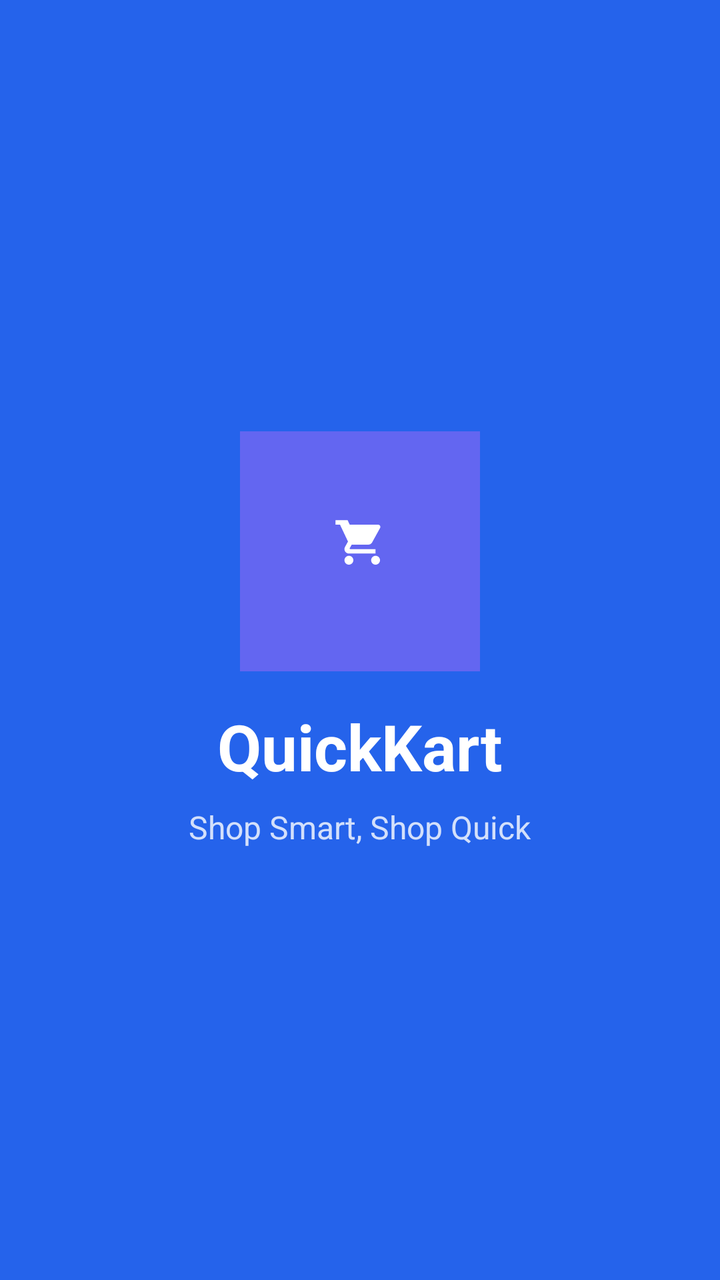
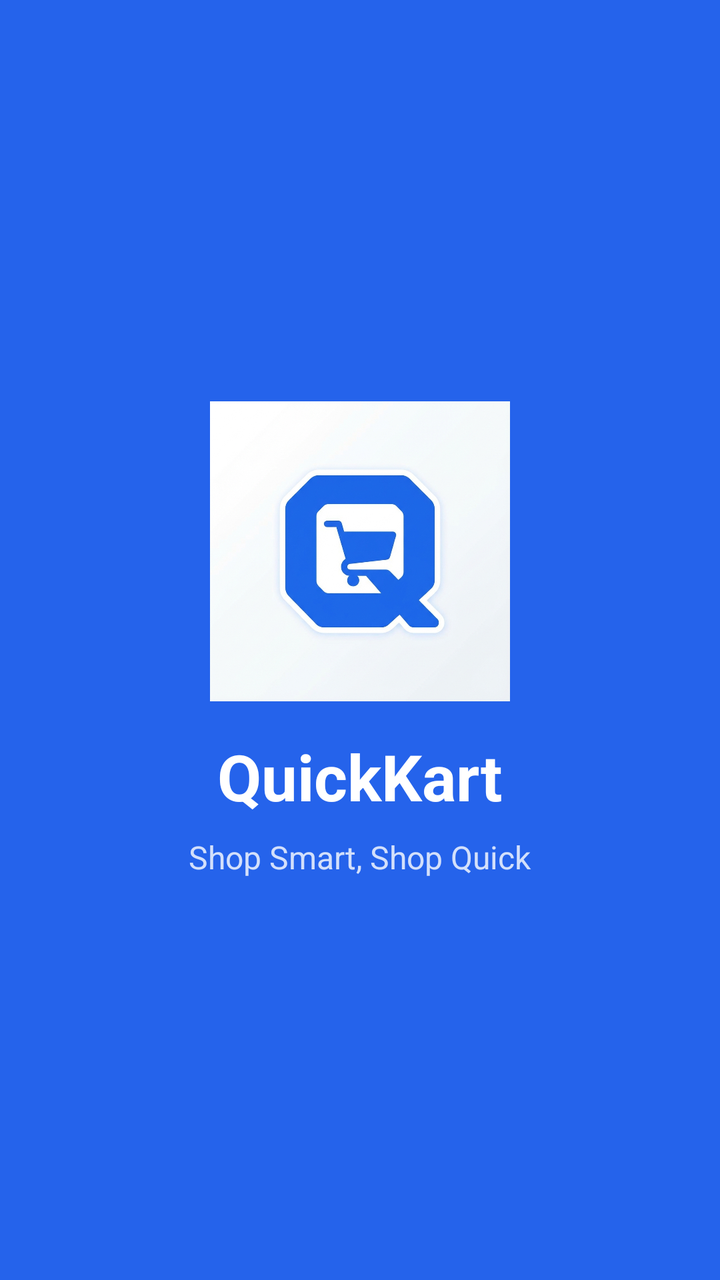

The first picture is an Android layout as it rendered before a commit; the second is the same layout after the commit. The layout source and the unified diff follow.
<!-- AndroidManifest.xml: activity theme Theme.QuickKart.Splash -->
<!-- res/layout/activity_splash.xml -->
<?xml version="1.0" encoding="utf-8"?>
<androidx.constraintlayout.widget.ConstraintLayout 
    xmlns:android="http://schemas.android.com/apk/res/android"
    xmlns:app="http://schemas.android.com/apk/res-auto"
    android:layout_width="match_parent"
    android:layout_height="match_parent"
    android:background="@color/primary">

    <ImageView
        android:id="@+id/logo"
        android:layout_width="120dp"
        android:layout_height="120dp"
        android:src="@drawable/ic_launcher_foreground"
        app:layout_constraintBottom_toTopOf="@id/appName"
        app:layout_constraintEnd_toEndOf="parent"
        app:layout_constraintStart_toStartOf="parent"
        app:layout_constraintTop_toTopOf="parent"
        app:layout_constraintVertical_chainStyle="packed" />

    <TextView
        android:id="@+id/appName"
        android:layout_width="wrap_content"
        android:layout_height="wrap_content"
        android:layout_marginTop="16dp"
        android:text="@string/app_name"
        android:textColor="@android:color/white"
        android:textSize="32sp"
        android:textStyle="bold"
        app:layout_constraintBottom_toTopOf="@id/tagline"
        app:layout_constraintEnd_toEndOf="parent"
        app:layout_constraintStart_toStartOf="parent"
        app:layout_constraintTop_toBottomOf="@id/logo" />

    <TextView
        android:id="@+id/tagline"
        android:layout_width="wrap_content"
        android:layout_height="wrap_content"
        android:layout_marginTop="8dp"
        android:text="Shop Smart, Shop Quick"
        android:textColor="@android:color/white"
        android:textSize="16sp"
        android:alpha="0.8"
        app:layout_constraintBottom_toBottomOf="parent"
        app:layout_constraintEnd_toEndOf="parent"
        app:layout_constraintStart_toStartOf="parent"
        app:layout_constraintTop_toBottomOf="@id/appName" />

    <ProgressBar
        android:id="@+id/progressBar"
        android:layout_width="48dp"
        android:layout_height="48dp"
        android:layout_marginBottom="48dp"
        android:indeterminateTint="@android:color/white"
        app:layout_constraintBottom_toBottomOf="parent"
        app:layout_constraintEnd_toEndOf="parent"
        app:layout_constraintStart_toStartOf="parent" />

</androidx.constraintlayout.widget.ConstraintLayout>
<!-- resources referenced by this layout -->
<resources>
  <color name="primary">#2563EB</color>
  <!-- drawable ic_launcher_foreground (drawable) -->
  <?xml version="1.0" encoding="utf-8"?>
  <vector xmlns:android="http://schemas.android.com/apk/res/android"
      android:width="108dp"
      android:height="108dp"
      android:viewportWidth="108"
      android:viewportHeight="108">
      <path
          android:fillColor="#6366F1"
          android:pathData="M0,0h108v108h-108z"/>
      <path
          android:fillColor="#FFFFFF"
          android:pathData="M61,56c-1.1,0 -1.99,0.9 -1.99,2s0.89,2 1.99,2 2,-0.9 2,-2 -0.9,-2 -2,-2zM43,40v2h2l3.6,7.59 -1.35,2.45c-0.16,0.28 -0.25,0.61 -0.25,0.96 0,1.1 0.9,2 2,2h12v-2h-11.42c-0.14,0 -0.25,-0.11 -0.25,-0.25l0.03,-0.12 0.9,-1.63h7.45c0.75,0 1.41,-0.41 1.75,-1.03l3.58,-6.49c0.08,-0.14 0.12,-0.31 0.12,-0.48 0,-0.55 -0.45,-1 -1,-1h-12.79l-0.94,-2h-6.43zM49,56c-1.1,0 -1.99,0.9 -1.99,2s0.89,2 1.99,2 2,-0.9 2,-2 -0.9,-2 -2,-2z"/>
  </vector>
  <string name="app_name">QuickKart</string>
  <style name="Theme.QuickKart.Splash" parent="Theme.QuickKart">
          <item name="android:windowBackground">@color/primary</item>
      </style>
  <style name="Theme.QuickKart" parent="Theme.Material3.Light.NoActionBar">
          <item name="colorPrimary">@color/primary</item>
          <item name="colorPrimaryDark">@color/primary_dark</item>
          <item name="colorAccent">@color/secondary</item>
          <item name="android:colorBackground">@color/background</item>
          <item name="android:statusBarColor">@color/primary</item>
          <item name="android:navigationBarColor">@color/surface</item>
          <item name="android:windowLightStatusBar">false</item>
          <item name="android:windowLightNavigationBar">true</item>
      </style>
  <color name="primary_dark">#1D4ED8</color>
  <color name="secondary">#0EA5E9</color>
  <color name="background">#FFFFFF</color>
  <color name="surface">#FFFFFF</color>
</resources>

<!-- the commit's change to res/layout/activity_splash.xml (unified diff, before → after) -->
@@ -8,9 +8,9 @@
 
     <ImageView
         android:id="@+id/logo"
-        android:layout_width="120dp"
-        android:layout_height="120dp"
-        android:src="@drawable/ic_launcher_foreground"
+        android:layout_width="150dp"
+        android:layout_height="150dp"
+        android:src="@drawable/quickkart_logo"
         app:layout_constraintBottom_toTopOf="@id/appName"
         app:layout_constraintEnd_toEndOf="parent"
         app:layout_constraintStart_toStartOf="parent"
<!-- resource entries referenced after the edit -->
@@ -1,20 +1,7 @@
 <!-- resources referenced by this layout -->
 <resources>
   <color name="primary">#2563EB</color>
-  <!-- drawable ic_launcher_foreground (drawable) -->
-  <?xml version="1.0" encoding="utf-8"?>
-  <vector xmlns:android="http://schemas.android.com/apk/res/android"
-      android:width="108dp"
-      android:height="108dp"
-      android:viewportWidth="108"
-      android:viewportHeight="108">
-      <path
-          android:fillColor="#6366F1"
-          android:pathData="M0,0h108v108h-108z"/>
-      <path
-          android:fillColor="#FFFFFF"
-          android:pathData="M61,56c-1.1,0 -1.99,0.9 -1.99,2s0.89,2 1.99,2 2,-0.9 2,-2 -0.9,-2 -2,-2zM43,40v2h2l3.6,7.59 -1.35,2.45c-0.16,0.28 -0.25,0.61 -0.25,0.96 0,1.1 0.9,2 2,2h12v-2h-11.42c-0.14,0 -0.25,-0.11 -0.25,-0.25l0.03,-0.12 0.9,-1.63h7.45c0.75,0 1.41,-0.41 1.75,-1.03l3.58,-6.49c0.08,-0.14 0.12,-0.31 0.12,-0.48 0,-0.55 -0.45,-1 -1,-1h-12.79l-0.94,-2h-6.43zM49,56c-1.1,0 -1.99,0.9 -1.99,2s0.89,2 1.99,2 2,-0.9 2,-2 -0.9,-2 -2,-2z"/>
-  </vector>
+  <!-- drawable quickkart_logo: png bitmap (drawable, 382218 bytes) -->
   <string name="app_name">QuickKart</string>
   <style name="Theme.QuickKart.Splash" parent="Theme.QuickKart">
           <item name="android:windowBackground">@color/primary</item>
